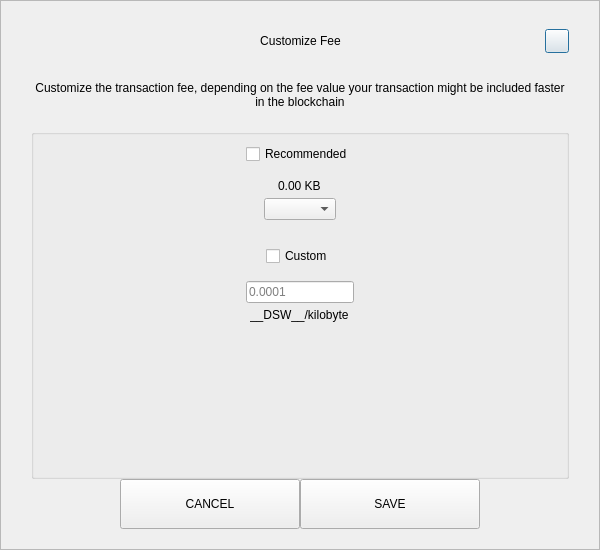
The window that src/qt/pivx/forms/sendcustomfeedialog.ui (decenomy/DSW) describes before a commit, drawn with Qt 5.
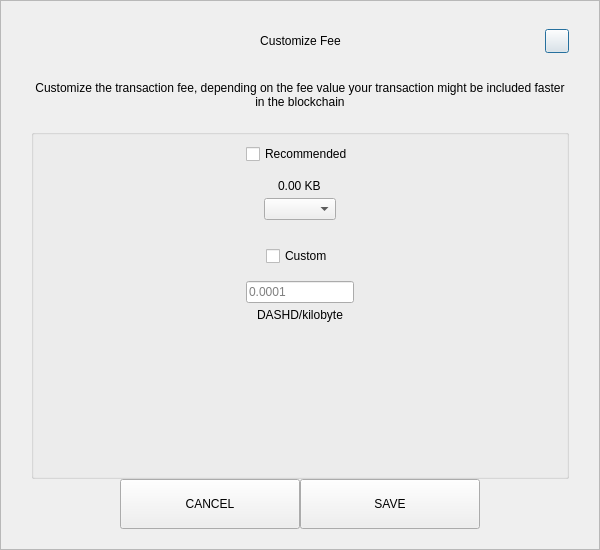
The same window after the commit.

```diff
--- a/src/qt/pivx/forms/sendcustomfeedialog.ui
+++ b/src/qt/pivx/forms/sendcustomfeedialog.ui
@@ -287,7 +287,7 @@
            <item alignment="Qt::AlignHCenter">
             <widget class="QLabel" name="labelCustomFee">
              <property name="text">
-              <string>__DSW__/kilobyte</string>
+              <string>DASHD/kilobyte</string>
              </property>
             </widget>
            </item>
```
